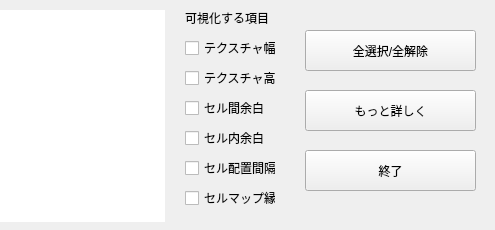
First picture: the form in gui/subwindow.ui, repository SpriteStudio/PSDtoSS6, before the edit; both pictures show x 245 to 740 and y 0 to 230 of the 740 by 230 pixel window.
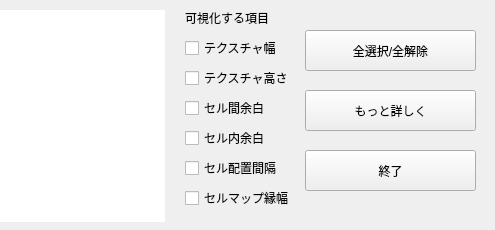
Second picture: the form after the edit.

Commit message: fix text in subwindow

Diff of the .ui file:
```diff
--- a/gui/subwindow.ui
+++ b/gui/subwindow.ui
@@ -82,7 +82,7 @@
     <rect>
      <x>430</x>
      <y>40</y>
-     <width>91</width>
+     <width>111</width>
      <height>16</height>
     </rect>
    </property>
@@ -95,7 +95,7 @@
     <rect>
      <x>430</x>
      <y>70</y>
-     <width>91</width>
+     <width>111</width>
      <height>16</height>
     </rect>
    </property>
@@ -108,7 +108,7 @@
     <rect>
      <x>430</x>
      <y>190</y>
-     <width>91</width>
+     <width>111</width>
      <height>16</height>
     </rect>
    </property>
@@ -121,7 +121,7 @@
     <rect>
      <x>430</x>
      <y>100</y>
-     <width>91</width>
+     <width>111</width>
      <height>16</height>
     </rect>
    </property>
@@ -134,7 +134,7 @@
     <rect>
      <x>430</x>
      <y>160</y>
-     <width>91</width>
+     <width>111</width>
      <height>16</height>
     </rect>
    </property>
@@ -147,7 +147,7 @@
     <rect>
      <x>430</x>
      <y>130</y>
-     <width>91</width>
+     <width>111</width>
      <height>16</height>
     </rect>
    </property>
```
